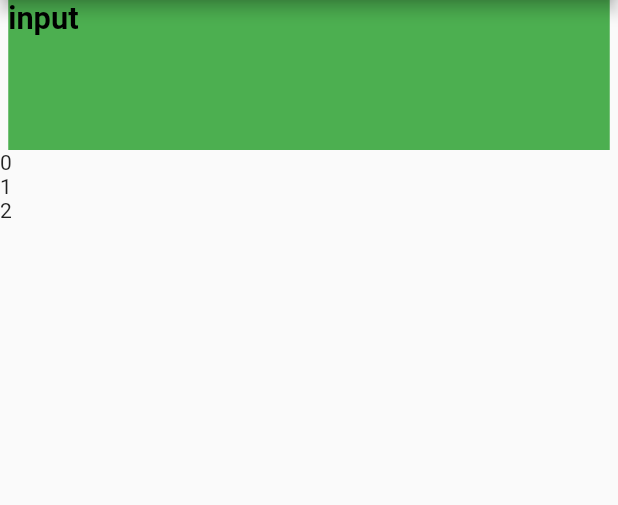
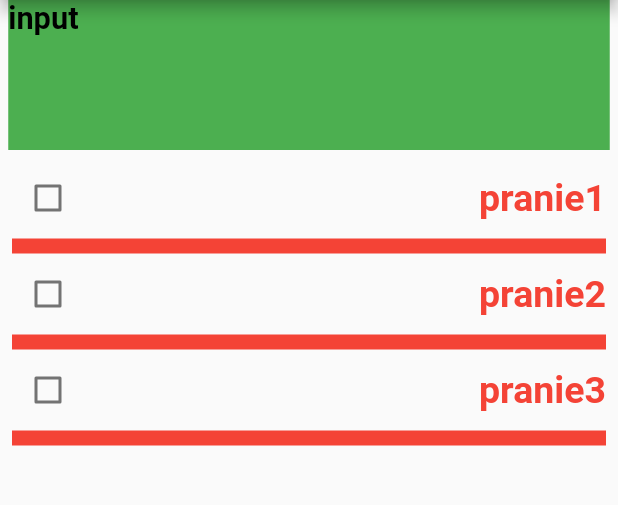
Before and after one commit to MarasDriver/todo, a Flutter app: the screen it shows after launch, on a phone screen of 412 x 824 dp, the part 84-589 px from its top. Run offline on Flutter 3.47's test engine with Material 2 defaults, Android fonts, the phone set to English and light mode, and no system bars.

Commit message:
padding, linie czerwone

```diff
--- a/lib/screens/home.dart
+++ b/lib/screens/home.dart
@@ -41,14 +41,40 @@ class HomePage extends StatelessWidget {
               ),
             ),
           ),
-          ListView.builder(
-              shrinkWrap: true,
-              itemCount: my_tasks.length,
-              itemBuilder: (context, index) {
-                return Text(index.toString());
-              })
+          Padding(
+            padding: const EdgeInsets.all(8.0),
+            child: ListView.builder(
+                shrinkWrap: true,
+                itemCount: my_tasks.length,
+                itemBuilder: (context, index) {
+                  return mytask(index);
+                }),
+          )
         ],
       ),
     );
   }
+
+  Widget mytask(int index) {
+    bool ischecked = false;
+    return Column(
+      children: [
+        Row(
+          mainAxisAlignment: MainAxisAlignment.spaceBetween,
+          children: [
+            Checkbox(value: ischecked, onChanged: (ischecked) {}),
+            MyTextWidget(
+              text: my_tasks[index].toString(),
+              color: Colors.red,
+              size: 25,
+            ),
+          ],
+        ),
+        Divider(
+          color: Colors.red,
+          thickness: 10,
+        )
+      ],
+    );
+  }
 }
```
